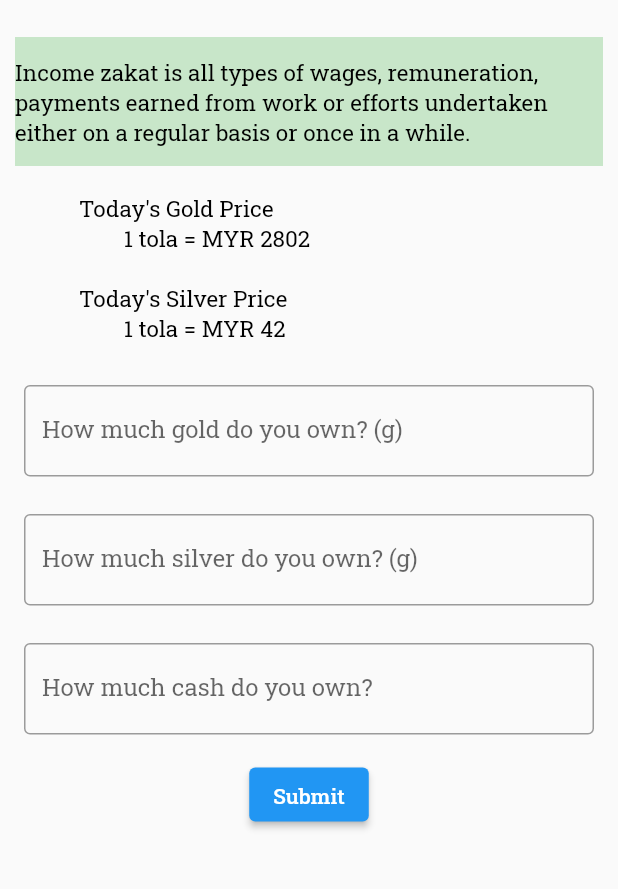
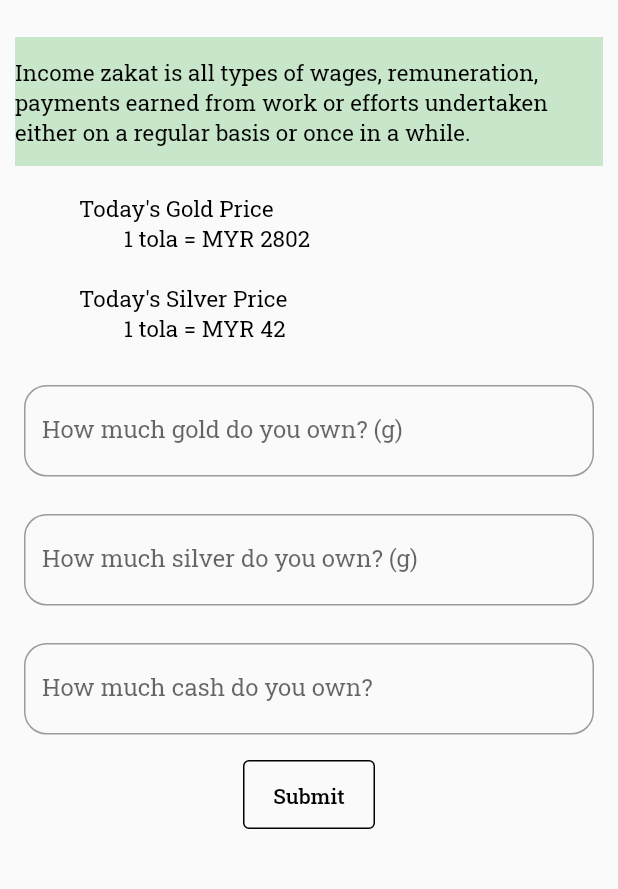
Before and after one commit to kmil31/reCapApp, a Flutter app: the Nisab screen opened directly, on a phone screen of 412 x 824 dp, the part 155-1044 px from its top. Run offline on Flutter 3.47's test engine with Material 2 defaults, Android fonts, the phone set to English and light mode, and no system bars; our stand-ins replace firebase_auth, firebase_core, flutter_spinkit, font_awesome_flutter, google_fonts, google_sign_in; accounts and stored records are empty; network calls fail.

Commit message:
Update nisabform.dart

```diff
--- a/lib/screens/zakat/nisabform.dart
+++ b/lib/screens/zakat/nisabform.dart
@@ -11,8 +11,6 @@ class _NisabFormState extends State<NisabForm> {
   var _silver;
   //double _cash;
 
-
-
   @override
   Widget build(BuildContext context) {
     return Form(
@@ -23,7 +21,10 @@ class _NisabFormState extends State<NisabForm> {
             width: 380,
             child: TextFormField(
               decoration: const InputDecoration(
-                  border: OutlineInputBorder(),
+                  border: OutlineInputBorder(
+                      borderRadius: const BorderRadius.all(
+                    const Radius.circular(15.0),
+                  )),
                   labelText: 'How much gold do you own? (g) '),
               validator: (value) {
                 if (value!.isEmpty) {
@@ -38,7 +39,10 @@ class _NisabFormState extends State<NisabForm> {
               width: 380,
               child: TextFormField(
                 decoration: const InputDecoration(
-                    border: OutlineInputBorder(),
+                    border: OutlineInputBorder(
+                        borderRadius: const BorderRadius.all(
+                      const Radius.circular(15.0),
+                    )),
                     labelText: 'How much silver do you own? (g) '),
                 validator: (value) {
                   if (value!.isEmpty) {
@@ -52,7 +56,10 @@ class _NisabFormState extends State<NisabForm> {
               width: 380,
               child: TextFormField(
                 decoration: const InputDecoration(
-                    border: OutlineInputBorder(),
+                    border: OutlineInputBorder(
+                        borderRadius: const BorderRadius.all(
+                      const Radius.circular(15.0),
+                    )),
                     labelText: 'How much cash do you own?'),
                 validator: (value) {
                   if (value!.isEmpty) {
@@ -63,7 +70,12 @@ class _NisabFormState extends State<NisabForm> {
               )),
           Padding(
               padding: const EdgeInsets.symmetric(vertical: 16.0),
-              child: ElevatedButton(
+              child: OutlinedButton(
+                style: OutlinedButton.styleFrom(
+                  primary: Colors.black,
+                  minimumSize: Size(88, 46),
+                  side: BorderSide(width: 1, color: Colors.black),
+                ),
                 onPressed: () {
                   if (_formKey.currentState!.validate()) {
                     // Process data.
```
